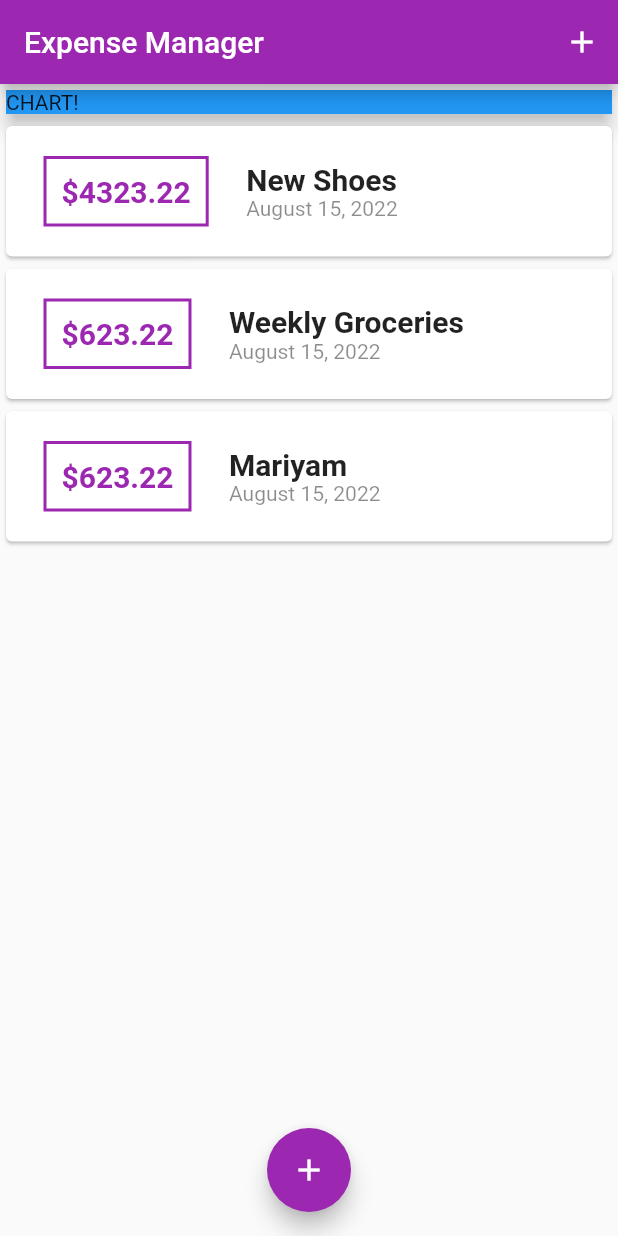
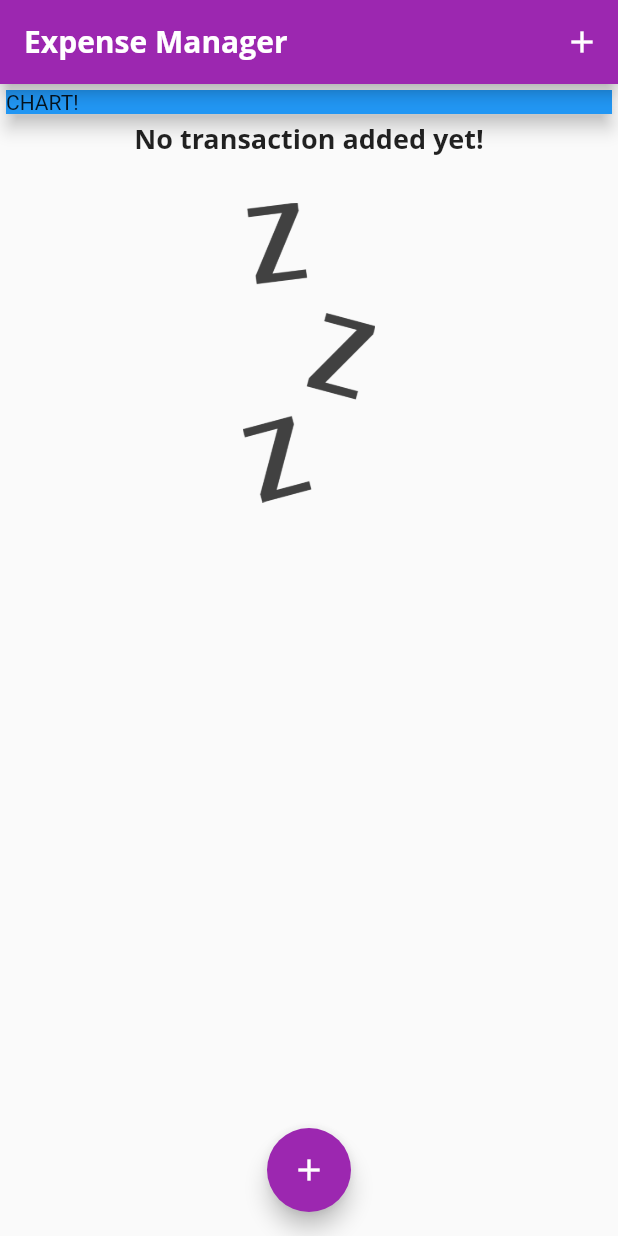
Before and after one commit to cjmaaz/ExpenseApp_Flutter, a Flutter app: the screen it shows after launch, on a phone screen of 412 x 824 dp. Run offline on Flutter 3.47's test engine with Material 2 defaults, Android fonts, the phone set to English and light mode, and no system bars; Roboto replaces fonts that are missing (Open Sans).

Commit message:
Styling (Fonts, Images)

```diff
--- a/lib/main.dart
+++ b/lib/main.dart
@@ -14,7 +14,18 @@ class MyApp extends StatelessWidget {
       title: 'Expense Manager',
       debugShowCheckedModeBanner: false,
       theme: ThemeData(
+        textTheme: ThemeData.light().textTheme.copyWith(
+          titleMedium: const TextStyle(
+              fontFamily: 'Open Sans',
+              fontSize: 18,
+              fontWeight: FontWeight.bold,
+            )
+          ),
         primarySwatch: Colors.purple,
+        fontFamily: 'Quicksand',
+        appBarTheme: const AppBarTheme(
+            titleTextStyle: TextStyle(fontFamily: 'Open Sans', fontSize: 20, fontWeight: FontWeight.bold,)
+          )
       ),
       home: MyHomePage(),
     );
@@ -28,9 +39,9 @@ class MyHomePage extends StatefulWidget {
 
 class _MyHomePageState extends State<MyHomePage> {
   final List<Transaction> _userTransactions = [
-    Transaction(id: 't1', title: 'New Shoes', amount: 4323.22, date: DateTime.now()),
-    Transaction(id: 't2', title: 'Weekly Groceries', amount: 623.22, date: DateTime.now()),
-    Transaction(id: 't3', title: 'Mariyam', amount: 623.22, date: DateTime.now()),
+    // Transaction(id: 't1', title: 'New Shoes', amount: 4323.22, date: DateTime.now()),
+    // Transaction(id: 't2', title: 'Weekly Groceries', amount: 623.22, date: DateTime.now()),
+    // Transaction(id: 't3', title: 'Mariyam', amount: 623.22, date: DateTime.now()),
   ];
 
   void _addNewTransaction(String txTitle, double txAmount) {
--- a/lib/widgets/transaction_list.dart
+++ b/lib/widgets/transaction_list.dart
@@ -12,7 +12,16 @@ class TransactionList extends StatelessWidget {
   Widget build(BuildContext context) {
     return Container(
         height: 620,
-        child: ListView.builder(
+        child: transactions.isEmpty ? Column(
+          children: <Widget>[
+            Text('No transaction added yet!', style: Theme.of(context).textTheme.titleMedium),
+            SizedBox(height: 30,),
+            Container(
+              height: 200,
+              child: Image.asset('assets/images/waiting.png', fit: BoxFit.cover,)
+            )
+          ],
+        ) : ListView.builder(
           itemBuilder: (ctx, idx) {
             return Card(
               //elevation: 5,
@@ -41,7 +50,7 @@ class TransactionList extends StatelessWidget {
                     children: <Widget>[
                       Text(
                         transactions[idx].title,
-                        style: TextStyle(fontWeight: FontWeight.bold, fontSize: 20),
+                        style: Theme.of(context).textTheme.titleMedium,
                       ),
                       Text(
                         DateFormat.yMMMMd().format(transactions[idx].date),
```
Also changed, not shown: pubspec.yaml (+18 -0 lines), assets/fonts/OpenSans-Bold.ttf (added), assets/fonts/OpenSans-Regular.ttf (added), assets/fonts/Quicksand-Bold.ttf (added), assets/fonts/Quicksand-Light.ttf (added), assets/fonts/Quicksand-Medium.ttf (added), assets/fonts/Quicksand-Regular.ttf (added), assets/images/waiting.png (added), lib/widgets/chart.dart (added).
